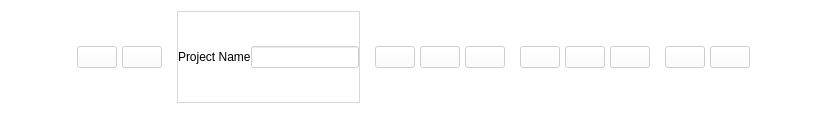
This is ui/topmenu.ui in breuerss/gromacs-ui as Qt 5 draws it before an edit. The edited form follows.
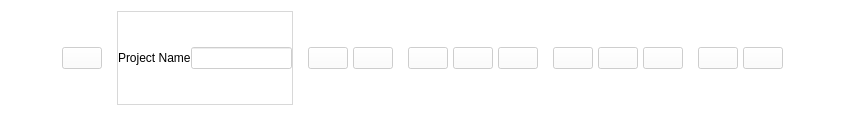
This is the edited form. Icons and pictures are not drawn.

Commit message: fix: handle space limitation by hiding buttons

```diff
--- a/ui/topmenu.ui
+++ b/ui/topmenu.ui
@@ -6,10 +6,22 @@
    <rect>
     <x>0</x>
     <y>0</y>
-    <width>827</width>
+    <width>845</width>
     <height>114</height>
    </rect>
   </property>
+  <property name="sizePolicy">
+   <sizepolicy hsizetype="Preferred" vsizetype="MinimumExpanding">
+    <horstretch>0</horstretch>
+    <verstretch>0</verstretch>
+   </sizepolicy>
+  </property>
+  <property name="minimumSize">
+   <size>
+    <width>310</width>
+    <height>0</height>
+   </size>
+  </property>
   <property name="windowTitle">
    <string>Form</string>
   </property>
@@ -20,6 +32,15 @@
    <property name="spacing">
     <number>15</number>
    </property>
+   <property name="leftMargin">
+    <number>30</number>
+   </property>
+   <property name="rightMargin">
+    <number>30</number>
+   </property>
+   <property name="bottomMargin">
+    <number>9</number>
+   </property>
    <item>
     <spacer name="horizontalSpacer">
      <property name="orientation">
@@ -34,30 +55,15 @@
     </spacer>
    </item>
    <item>
-    <layout class="QHBoxLayout" name="horizontalLayout_6">
-     <property name="spacing">
-      <number>5</number>
+    <widget class="QPushButton" name="runAllButton">
+     <property name="text">
+      <string/>
      </property>
-     <item>
-      <widget class="QPushButton" name="undoButton">
-       <property name="text">
-        <string/>
-       </property>
-       <property name="icon">
-        <iconset resource="../share/icons.qrc">
-         <normaloff>:/icons/arrow-arc-left.svg</normaloff>:/icons/arrow-arc-left.svg</iconset>
-       </property>
-      </widget>
-     </item>
-     <item>
-      <widget class="QPushButton" name="redoButton">
-       <property name="icon">
-        <iconset resource="../share/icons.qrc">
-         <normaloff>:/icons/arrow-arc-right.svg</normaloff>:/icons/arrow-arc-right.svg</iconset>
-       </property>
-      </widget>
-     </item>
-    </layout>
+     <property name="icon">
+      <iconset resource="../share/icons/resource.qrc">
+       <normaloff>:/icons/play.svg</normaloff>:/icons/play.svg</iconset>
+     </property>
+    </widget>
    </item>
    <item>
     <widget class="QFrame" name="frame">
@@ -94,6 +100,32 @@
      </layout>
     </widget>
    </item>
+   <item>
+    <layout class="QHBoxLayout" name="horizontalLayout_6">
+     <property name="spacing">
+      <number>5</number>
+     </property>
+     <item>
+      <widget class="QPushButton" name="undoButton">
+       <property name="text">
+        <string/>
+       </property>
+       <property name="icon">
+        <iconset resource="../share/icons/resource.qrc">
+         <normaloff>:/icons/arrow-arc-left.svg</normaloff>:/icons/arrow-arc-left.svg</iconset>
+       </property>
+      </widget>
+     </item>
+     <item>
+      <widget class="QPushButton" name="redoButton">
+       <property name="icon">
+        <iconset resource="../share/icons/resource.qrc">
+         <normaloff>:/icons/arrow-arc-right.svg</normaloff>:/icons/arrow-arc-right.svg</iconset>
+       </property>
+      </widget>
+     </item>
+    </layout>
+   </item>
    <item>
     <layout class="QHBoxLayout" name="horizontalLayout_5">
      <property name="spacing">
```
Left out of the diff: 18 changed lines with no effect on the pictures. The commit also changes 4 other files.
